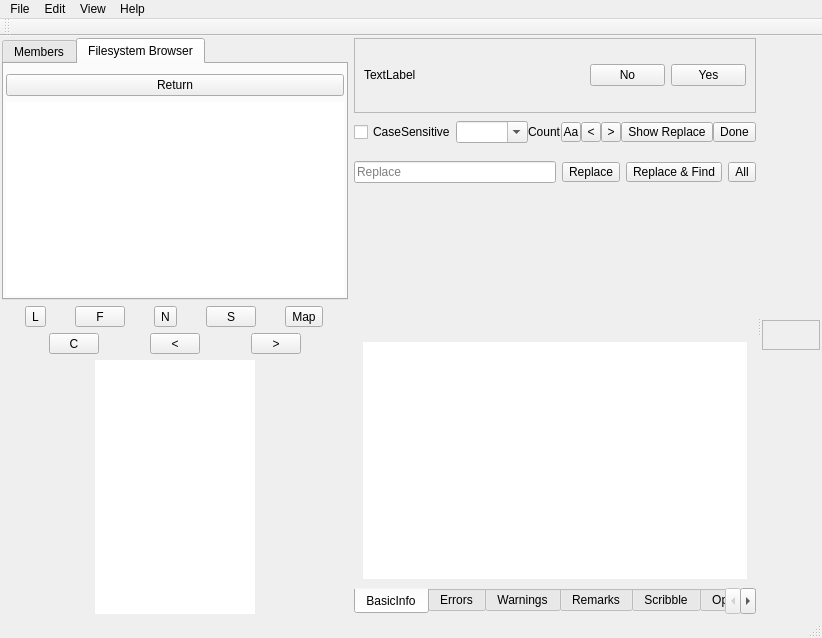
ic005k/Xiasl, file mainwindow.ui: the form before one commit.
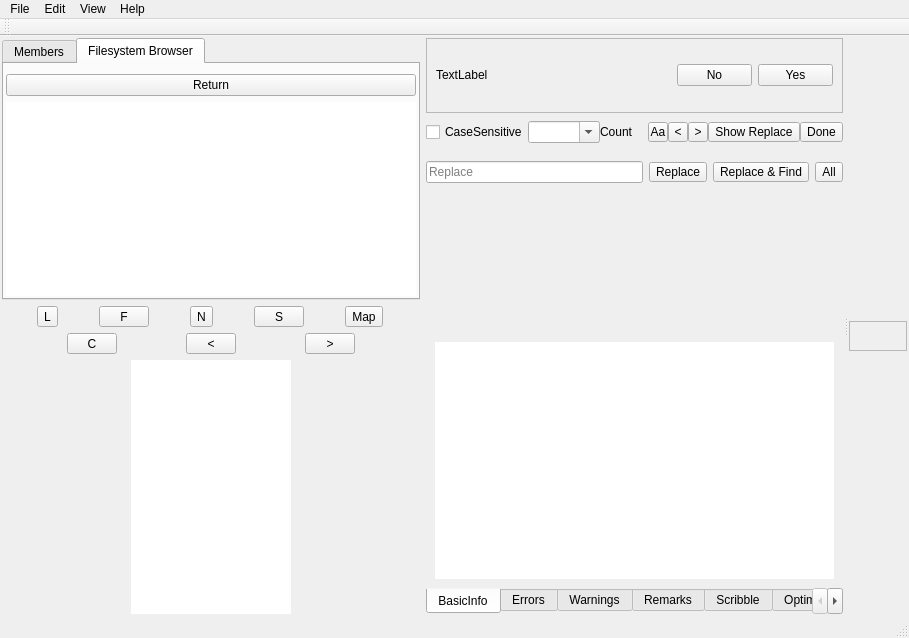
The form after the commit. Icons and pictures are not drawn. Custom widgets are drawn as their Qt base class.

```diff
--- a/mainwindow.ui
+++ b/mainwindow.ui
@@ -6,7 +6,7 @@
    <rect>
     <x>0</x>
     <y>0</y>
-    <width>822</width>
+    <width>909</width>
     <height>638</height>
    </rect>
   </property>
@@ -938,8 +938,8 @@
     <rect>
      <x>0</x>
      <y>0</y>
-     <width>822</width>
-     <height>24</height>
+     <width>909</width>
+     <height>30</height>
     </rect>
    </property>
    <widget class="QMenu" name="menu_File">
@@ -1044,7 +1044,7 @@
    <property name="minimumSize">
     <size>
      <width>60</width>
-     <height>52</height>
+     <height>63</height>
     </size>
    </property>
    <property name="features">
@@ -1059,7 +1059,7 @@
       <number>0</number>
      </property>
      <property name="topMargin">
-      <number>0</number>
+      <number>2</number>
      </property>
      <property name="rightMargin">
       <number>2</number>
```
